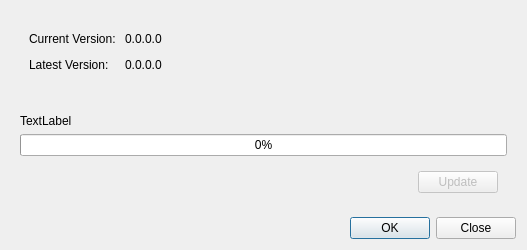
Old version of the form src/updatedialog.ui in the repository coolshou/qterminal.
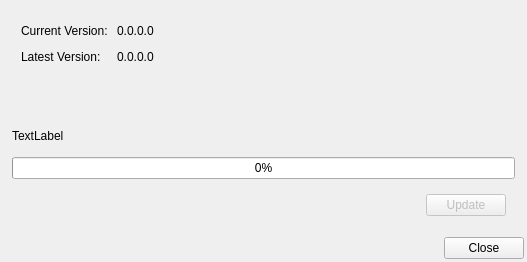
New version of the form.

The edit to the form file:
```diff
--- a/src/updatedialog.ui
+++ b/src/updatedialog.ui
@@ -10,13 +10,28 @@
     <x>0</x>
     <y>0</y>
     <width>527</width>
-    <height>232</height>
+    <height>262</height>
    </rect>
   </property>
   <property name="windowTitle">
    <string>Update</string>
   </property>
   <layout class="QVBoxLayout" name="verticalLayout">
+   <property name="spacing">
+    <number>3</number>
+   </property>
+   <property name="leftMargin">
+    <number>3</number>
+   </property>
+   <property name="topMargin">
+    <number>3</number>
+   </property>
+   <property name="rightMargin">
+    <number>3</number>
+   </property>
+   <property name="bottomMargin">
+    <number>3</number>
+   </property>
    <item>
     <widget class="QWidget" name="widget" native="true">
      <layout class="QVBoxLayout" name="verticalLayout_2">
@@ -137,7 +152,10 @@
       <enum>Qt::Horizontal</enum>
      </property>
      <property name="standardButtons">
-      <set>QDialogButtonBox::Close|QDialogButtonBox::Ok</set>
+      <set>QDialogButtonBox::Close</set>
+     </property>
+     <property name="centerButtons">
+      <bool>false</bool>
      </property>
     </widget>
    </item>
```
